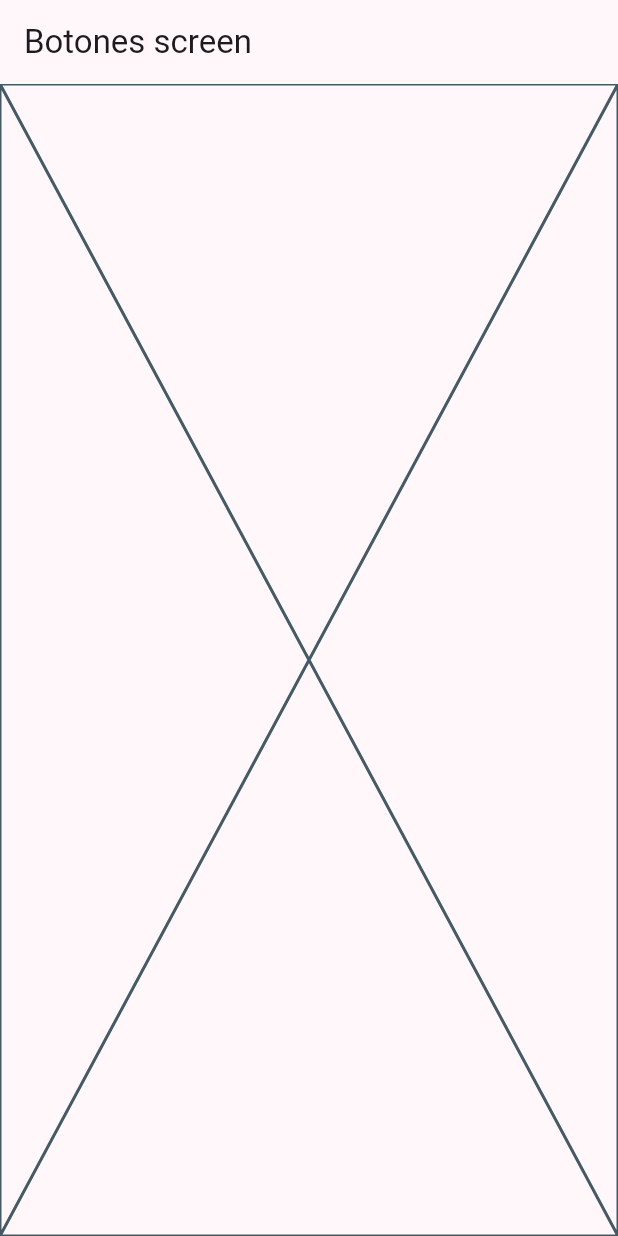
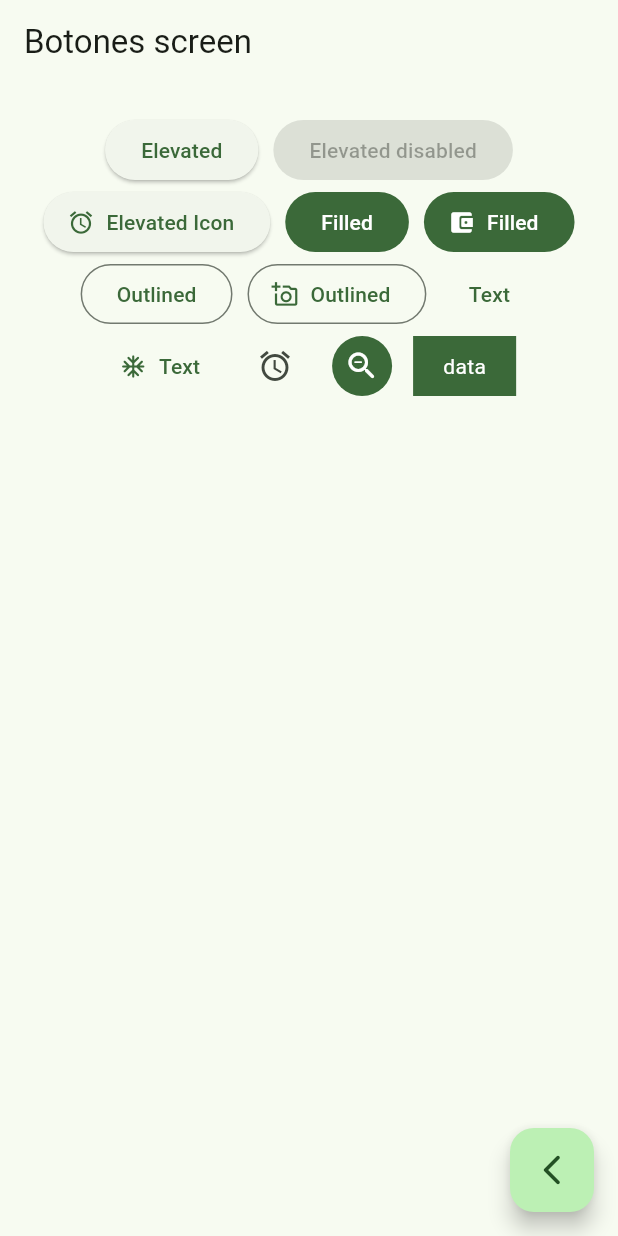
Before and after one commit to Janner-GP/widgets_app, a Flutter app: the ButtonsScreen screen opened by its route, on a phone screen of 412 x 824 dp. Run offline on Flutter 3.47's test engine with Material 3 defaults, Android fonts, the phone set to English and light mode, and no system bars; our stand-ins replace go_router.

Commit message:
Buttonscreen finalizado

```diff
--- a/lib/main.dart
+++ b/lib/main.dart
@@ -14,7 +14,7 @@ class MainApp extends StatelessWidget {
     return MaterialApp.router(
       routerConfig: appRoute,
       debugShowCheckedModeBanner: false,
-      theme: AppTheme(selectedColor: 3).getTheme(),
+      theme: AppTheme(selectedColor: 5).getTheme(),
     );
   }
 }
--- a/lib/presentation/screen/buttons/button_screen.dart
+++ b/lib/presentation/screen/buttons/button_screen.dart
@@ -1,4 +1,5 @@
 import 'package:flutter/material.dart';
+import 'package:go_router/go_router.dart';
 
 class ButtonsScreen extends StatelessWidget {
   const ButtonsScreen({super.key});
@@ -6,10 +7,86 @@ class ButtonsScreen extends StatelessWidget {
   @override
   Widget build(BuildContext context) {
     return Scaffold(
-      appBar: AppBar(
-        title: const Text('Botones screen'),
+        appBar: AppBar(
+          title: const Text('Botones screen'),
+        ),
+        body: _ButtonsView(),
+        floatingActionButton: FloatingActionButton(
+          onPressed: () {
+            context.pop();
+          },
+          child: const Icon(Icons.arrow_back_ios_new_rounded),
+        ));
+  }
+}
+
+class _ButtonsView extends StatelessWidget {
+  @override
+  Widget build(BuildContext context) {
+    final colors = Theme.of(context).colorScheme;
+
+    return SizedBox(
+      width: double.infinity,
+      child: Padding(
+        padding: const EdgeInsets.symmetric(horizontal: 10, vertical: 20),
+        child: Wrap(
+          spacing: 10,
+          crossAxisAlignment: WrapCrossAlignment.center,
+          alignment: WrapAlignment.center,
+          children: [
+            ElevatedButton(onPressed: () {}, child: const Text('Elevated')),
+            const ElevatedButton(
+                onPressed: null, child: Text('Elevated disabled')),
+            ElevatedButton.icon(
+                onPressed: () {},
+                icon: const Icon(Icons.access_alarm_outlined),
+                label: const Text('Elevated Icon')),
+            FilledButton(onPressed: () {}, child: const Text('Filled')),
+            FilledButton.icon(
+                onPressed: () {},
+                icon: const Icon(Icons.account_balance_wallet_rounded),
+                label: const Text('Filled')),
+            OutlinedButton(onPressed: () {}, child: const Text('Outlined')),
+            OutlinedButton.icon(
+                onPressed: () {},
+                icon: const Icon(Icons.add_a_photo_outlined),
+                label: const Text('Outlined')),
+            TextButton(onPressed: () {}, child: const Text('Text')),
+            TextButton.icon(
+                onPressed: () {},
+                icon: const Icon(Icons.ac_unit_rounded),
+                label: const Text('Text')),
+            IconButton(
+                onPressed: () {},
+                icon: const Icon(Icons.access_alarm_outlined)),
+            IconButton(
+                onPressed: () {},
+                icon: const Icon(Icons.zoom_out_rounded),
+                style: ButtonStyle(
+                    backgroundColor: MaterialStateProperty.all(colors.primary),
+                    iconColor: MaterialStateProperty.all(Colors.white))),
+            const CustomButton()
+          ],
+        ),
       ),
-      body: const Placeholder()
     );
   }
 }
+
+class CustomButton extends StatelessWidget {
+  const CustomButton({super.key});
+
+  @override
+  Widget build(BuildContext context) {
+
+    final colors = Theme.of(context).colorScheme;
+
+    return Material(
+      color: colors.primary,
+      child: Padding(
+        padding: EdgeInsets.symmetric(horizontal: 20, vertical: 10),
+        child: Text('data', style: TextStyle(color: Colors.white),)
+      ),
+    );
+  }
+}
--- a/lib/presentation/screen/home/home_screen.dart
+++ b/lib/presentation/screen/home/home_screen.dart
@@ -1,7 +1,6 @@
 import 'package:flutter/material.dart';
 import 'package:go_router/go_router.dart';
 import 'package:widgets_app/config/menu/menu_items.dart';
-import 'package:widgets_app/presentation/screen/buttons/button_screen.dart';
 
 class HomeScreen extends StatelessWidget {
   const HomeScreen({super.key});
```
